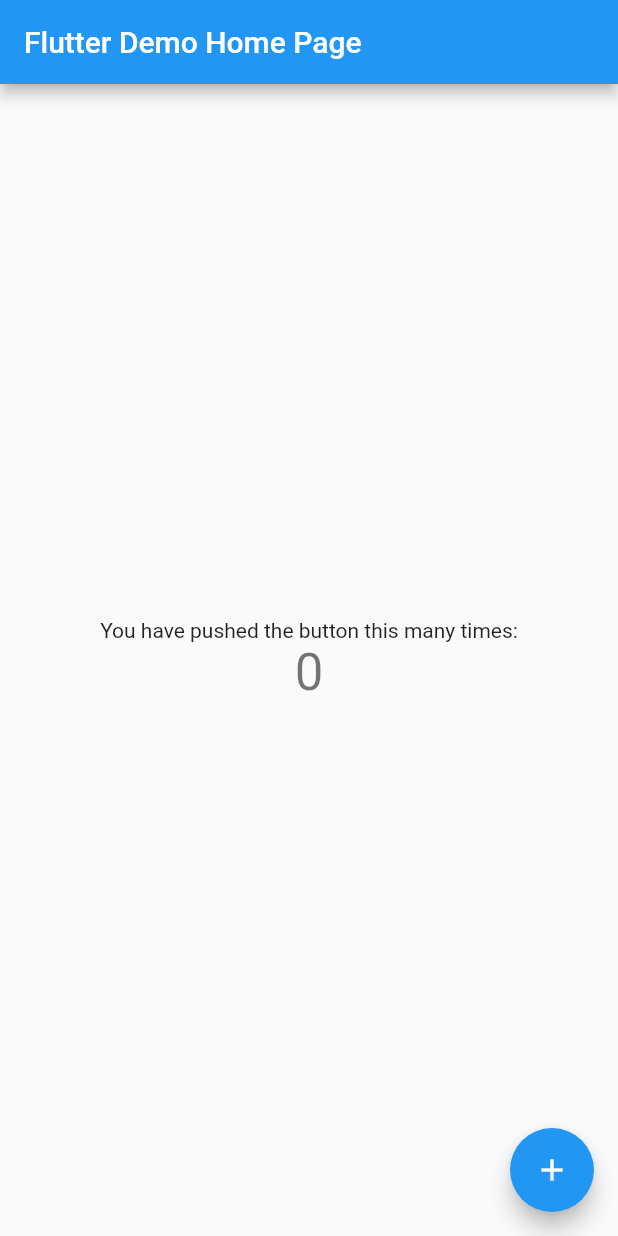
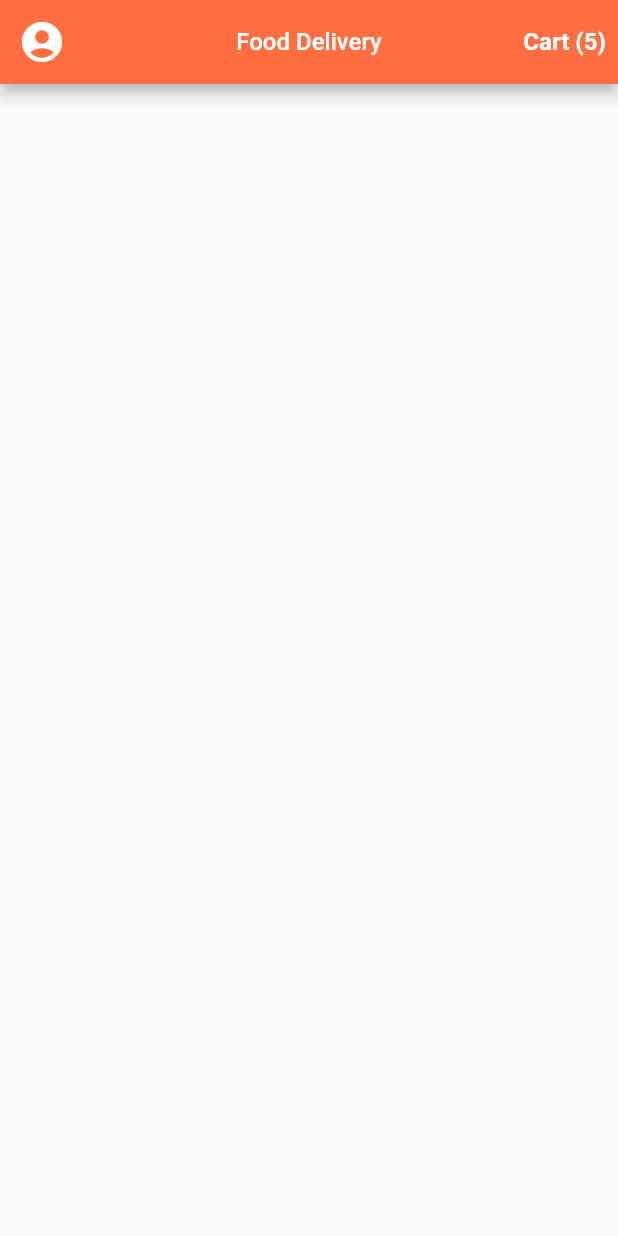
Before and after one commit to Wagner-Coche/food_delivery_app, a Flutter app: the screen it shows after launch, on a phone screen of 412 x 824 dp. Run offline on Flutter 3.47's test engine with Material 2 defaults, Android fonts, the phone set to English and light mode, and no system bars.

Commit message:
added appBar in homeScreen

```diff
--- a/lib/main.dart
+++ b/lib/main.dart
@@ -1,67 +1,22 @@
 import 'package:flutter/material.dart';
+import 'package:food_delivery_app/screens/home_screen.dart';
 
 void main() {
-  runApp(const MyApp());
+  runApp(const App());
 }
 
-class MyApp extends StatelessWidget {
-  const MyApp({Key? key}) : super(key: key);
+class App extends StatelessWidget{
+  const App({Key? key}) : super(key: key);
 
   @override
-  Widget build(BuildContext context) {
+  Widget build(BuildContext context){
     return MaterialApp(
-      title: 'Flutter Demo',
+      title: "Food Delivery UI",
+      debugShowCheckedModeBanner: false,
       theme: ThemeData(
-        primarySwatch: Colors.blue,
+        scaffoldBackgroundColor: Colors.grey[50],
       ),
-      home: const MyHomePage(title: 'Flutter Demo Home Page'),
+      home: const HomeScreen(),
     );
   }
 }
-
-class MyHomePage extends StatefulWidget {
-  const MyHomePage({Key? key, required this.title}) : super(key: key);
-
-  final String title;
-
-  @override
-  State<MyHomePage> createState() => _MyHomePageState();
-}
-
-class _MyHomePageState extends State<MyHomePage> {
-  int _counter = 0;
-
-  void _incrementCounter() {
-    setState(() {
-      _counter++;
-    });
-  }
-
-  @override
-  Widget build(BuildContext context) {
-    return Scaffold(
-      appBar: AppBar(
-        title: Text(widget.title),
-      ),
-      body: Center(
-        child: Column(
-          mainAxisAlignment: MainAxisAlignment.center,
-          children: <Widget>[
-            const Text(
-              'You have pushed the button this many times:',
-            ),
-            Text(
-              '$_counter',
-              style: Theme.of(context).textTheme.headline4,
-            ),
-          ],
-        ),
-      ),
-      floatingActionButton: FloatingActionButton(
-        onPressed: _incrementCounter,
-        tooltip: 'Increment',
-        child: const Icon(Icons.add),
-      ),
-    );
-  }
-}
--- /dev/null
+++ b/lib/screens/home_screen.dart
@@ -0,0 +1,45 @@
+import "package:flutter/material.dart";
+import "package:flutter/cupertino.dart";
+
+class HomeScreen extends StatefulWidget {
+  const HomeScreen({Key? key}) : super(key: key);
+
+  @override
+  State<HomeScreen> createState() => _HomeScreenState();
+}
+
+class _HomeScreenState extends State<HomeScreen> {
+  @override
+  Widget build(BuildContext context) {
+    return Scaffold(
+      appBar: AppBar(
+        backgroundColor: Colors.deepOrangeAccent,
+        leading: IconButton(
+          icon: const Icon(Icons.account_circle),
+          iconSize: 32.0,
+          onPressed: (){},
+        ),
+        title: const Text(
+          "Food Delivery",
+          style: TextStyle(
+            fontSize: 16
+          ),
+        ),
+        centerTitle: true,
+        actions: <Widget>[
+          TextButton(
+            onPressed: (){},
+            child: const Text(
+              "Cart (5)",
+              style: TextStyle(
+                color: Colors.white,
+                fontSize: 16,
+                fontWeight: FontWeight.bold
+              ),
+            )
+          )
+        ],
+      ),
+    );
+  }
+}
```
Also changed, not shown: 1 other file.
